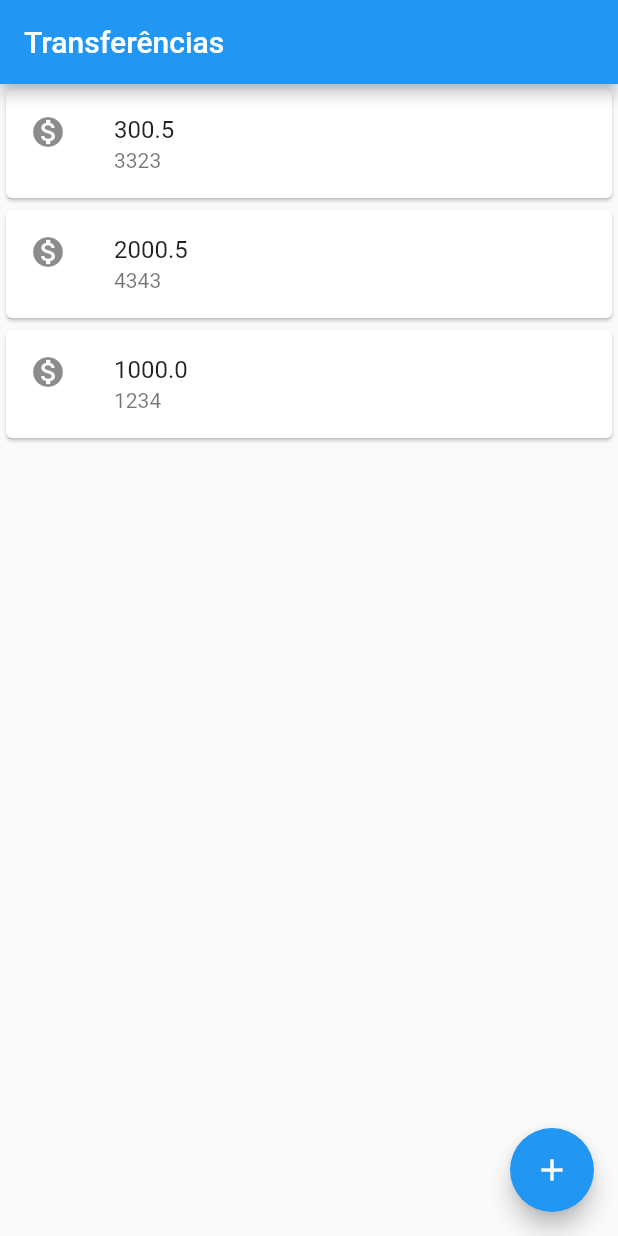
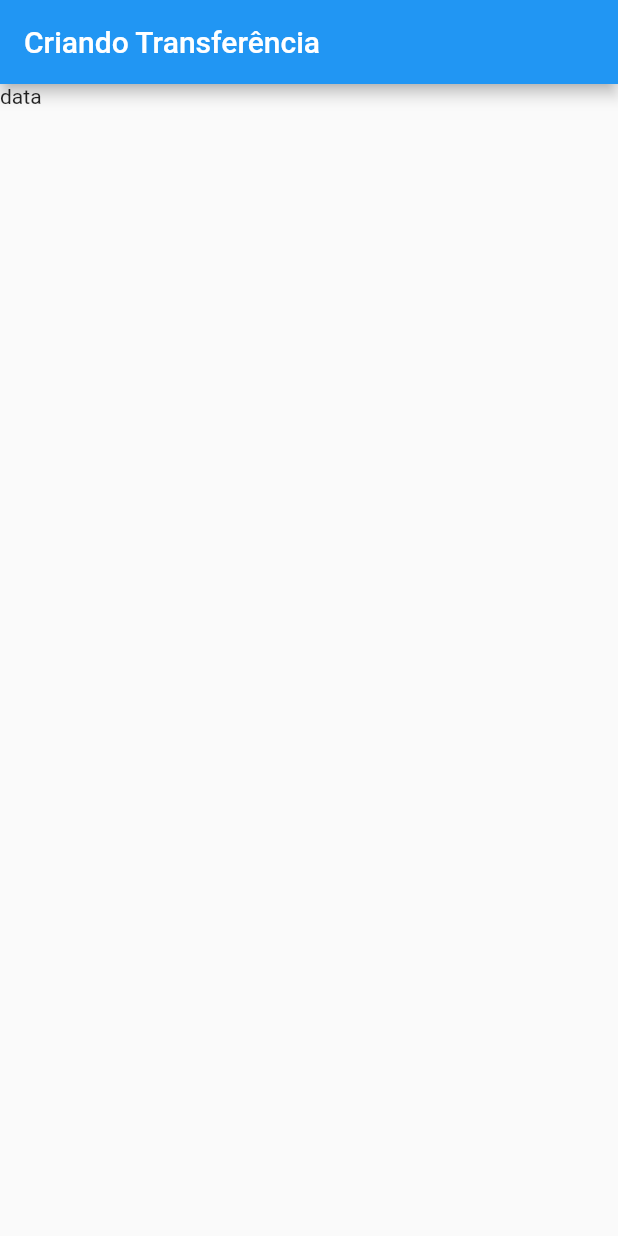
Before and after one commit to CaioGomes08/ByteBank, a Flutter app: the screen it shows after launch, on a phone screen of 412 x 824 dp. Run offline on Flutter 3.47's test engine with Material 2 defaults, Android fonts, the phone set to English and light mode, and no system bars.

```diff
--- a/lib/main.dart
+++ b/lib/main.dart
@@ -1,32 +1,57 @@
 import 'package:flutter/material.dart';
 
-void main() => runApp(MaterialApp(
-      home: Scaffold(
-        body: ListaTransferencias(),
-        appBar: AppBar(
-          title: Text('Transferências'),
-        ),
-        floatingActionButton: FloatingActionButton(
-          onPressed: () {},
-          child: Icon(Icons.add),
-        ),
-      ),
-      debugShowCheckedModeBanner: false,
-    ));
+void main() => runApp(BytebankApp());
 
-class ListaTransferencias extends StatelessWidget {
+// App Principal
+class BytebankApp extends StatelessWidget {
   @override
   Widget build(BuildContext context) {
-    return Column(
-      children: <Widget>[
-        ItemTransferencia(Transferencia(300.5, 3323)),
-        ItemTransferencia(Transferencia(2000.5, 4343)),
-        ItemTransferencia(Transferencia(1000, 1234))
-      ],
+    return MaterialApp(
+      home: Scaffold(
+        body: FormularioTransferencia(),
+      ),
+      debugShowCheckedModeBanner: true,
     );
   }
 }
 
+// Criando o Formulário de Transferencia
+class FormularioTransferencia extends StatelessWidget {
+  @override
+  Widget build(BuildContext context) {
+    return Scaffold(
+      appBar: AppBar(
+        title: Text('Criando Transferência'),
+      ),
+      body: Text('data'),
+    );
+  }
+}
+
+// Criando a Lista de Transferencias
+class ListaTransferencias extends StatelessWidget {
+  @override
+  Widget build(BuildContext context) {
+    return Scaffold(
+      appBar: AppBar(
+        title: Text('Transferências'),
+      ),
+      body: Column(
+        children: <Widget>[
+          ItemTransferencia(Transferencia(300.5, 3323)),
+          ItemTransferencia(Transferencia(2000.5, 4343)),
+          ItemTransferencia(Transferencia(1000, 1234))
+        ],
+      ),
+      floatingActionButton: FloatingActionButton(
+        onPressed: () {},
+        child: Icon(Icons.add),
+      ),
+    );
+  }
+}
+
+// Criando um Item transferencia
 class ItemTransferencia extends StatelessWidget {
   final Transferencia _transferencia;
 
@@ -44,6 +69,7 @@ class ItemTransferencia extends StatelessWidget {
   }
 }
 
+// Model de Transferencia
 class Transferencia {
   final double valor;
   final int numeroConta;
```
